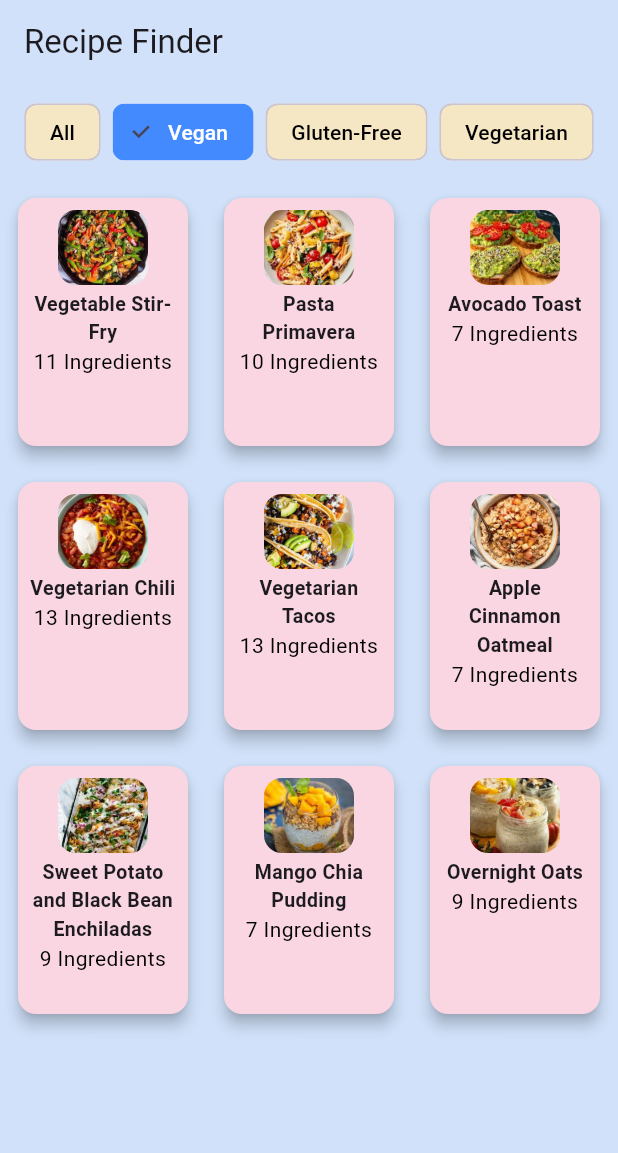
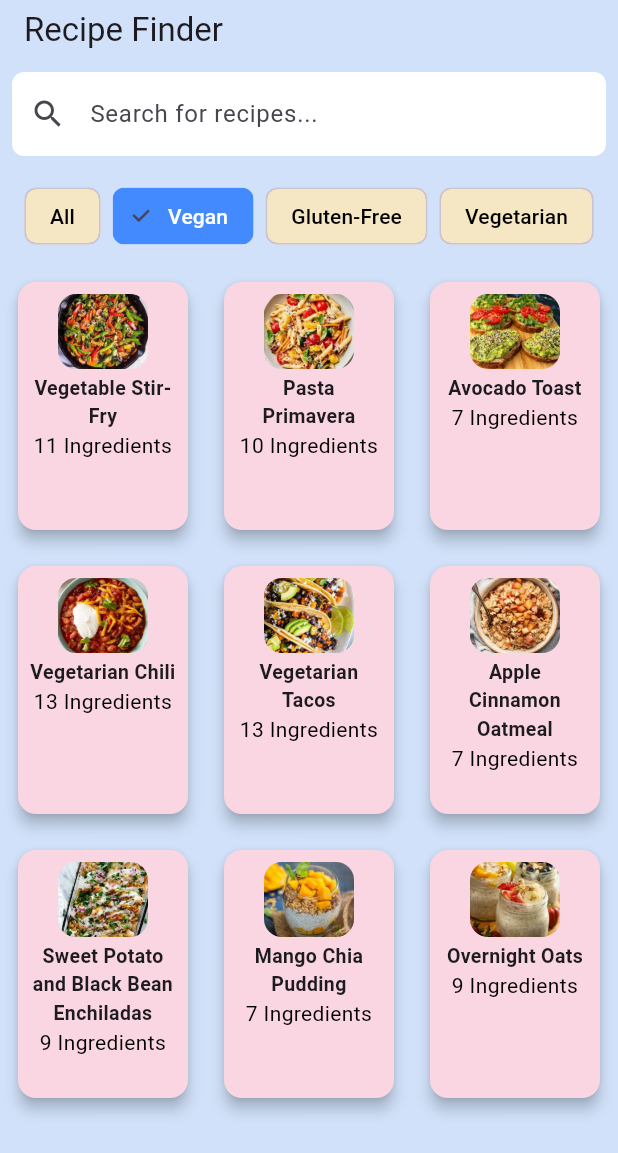
Before and after one commit to FaithNnakwe/Recipe-and-Meal-Planning-App, a Flutter app: the screen it shows after launch, after a tap on "Vegan", on a phone screen of 412 x 824 dp. Shown: the top 1153 px of the screen. Run offline on Flutter 3.47's test engine with Material 3 defaults, Android fonts, the phone set to English and light mode, and no system bars.

Commit message:
Added search bar

```diff
--- a/lib/main.dart
+++ b/lib/main.dart
@@ -32,6 +32,10 @@ class _RecipeListState extends State<RecipeList> {
   List<String> filters = ['All', 'Vegan', 'Gluten-Free', 'Vegetarian'];
   String selectedFilter = 'All';
 
+  // Search functionality
+  TextEditingController searchController = TextEditingController();
+  String searchQuery = '';
+
   @override
   Widget build(BuildContext context) {
     var filteredRecipes = recipes;
@@ -46,6 +50,12 @@ if (selectedFilter == 'Vegan') {
     filteredRecipes = recipes.where((recipe) => recipe.isVegetarian).toList();
   }
 
+  // Apply search filter by recipe name
+    if (searchQuery.isNotEmpty) {
+      filteredRecipes = filteredRecipes.where((recipe) =>
+          recipe.name.toLowerCase().contains(searchQuery.toLowerCase())).toList();
+    }
+
 
     return Scaffold(
   backgroundColor: Color(0xFFD0E1F9),
@@ -53,7 +63,31 @@ if (selectedFilter == 'Vegan') {
     title: Text('Recipe Finder'),
     backgroundColor: Colors.transparent,
     elevation: 0,
-  ),
+     bottom: PreferredSize(
+          preferredSize: Size.fromHeight(56.0),
+          child: Padding(
+            padding: EdgeInsets.all(8.0),
+            child: TextField(
+              controller: searchController,
+              decoration: InputDecoration(
+                hintText: 'Search for recipes...',
+                prefixIcon: Icon(Icons.search),
+                border: OutlineInputBorder(
+                  borderRadius: BorderRadius.circular(8.0),
+                  borderSide: BorderSide.none,
+                ),
+                filled: true,
+                fillColor: Colors.white,
+              ),
+              onChanged: (query) {
+                setState(() {
+                  searchQuery = query;
+                });
+              },
+            ),
+          ),
+        ),
+      ),
   body: Column(
     children: [
       Padding(
```
